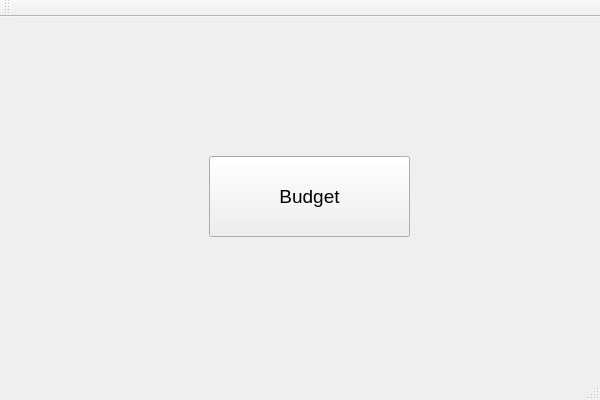
The window that BudgetManagementSystem.ui (WangBo-YL/SDEV260) describes before a commit, drawn with Qt 5.
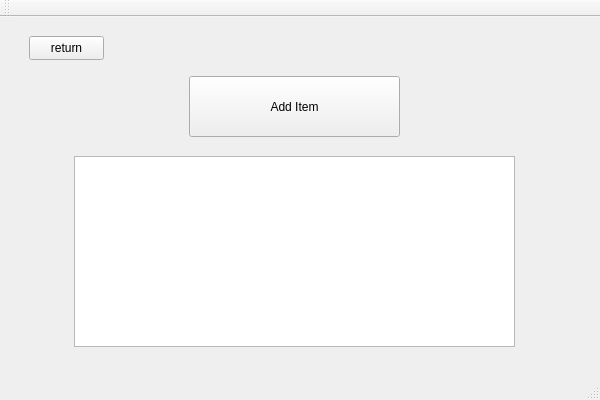
The same window after the commit. The open tabs and pages were chosen to show the change.

What changed in the file:
```diff
--- a/BudgetManagementSystem.ui
+++ b/BudgetManagementSystem.ui
@@ -68,6 +68,57 @@
       </property>
       <property name="text">
        <string>Existing Budget List</string>
+      </property>
+     </widget>
+     <widget class="QPushButton" name="returnButton">
+      <property name="geometry">
+       <rect>
+        <x>30</x>
+        <y>20</y>
+        <width>75</width>
+        <height>24</height>
+       </rect>
+      </property>
+      <property name="text">
+       <string>return</string>
+      </property>
+     </widget>
+    </widget>
+    <widget class="QWidget" name="page2">
+     <widget class="QPushButton" name="addItemButton">
+      <property name="geometry">
+       <rect>
+        <x>180</x>
+        <y>60</y>
+        <width>211</width>
+        <height>61</height>
+       </rect>
+      </property>
+      <property name="text">
+       <string>Add Item</string>
+      </property>
+     </widget>
+     <widget class="QListWidget" name="listWidget">
+      <property name="geometry">
+       <rect>
+        <x>65</x>
+        <y>140</y>
+        <width>441</width>
+        <height>191</height>
+       </rect>
+      </property>
+     </widget>
+     <widget class="QPushButton" name="returnButton_2">
+      <property name="geometry">
+       <rect>
+        <x>20</x>
+        <y>20</y>
+        <width>75</width>
+        <height>24</height>
+       </rect>
+      </property>
+      <property name="text">
+       <string>return</string>
       </property>
      </widget>
     </widget>
```
Left out of the diff: 4 changed lines with no effect on the pictures.
